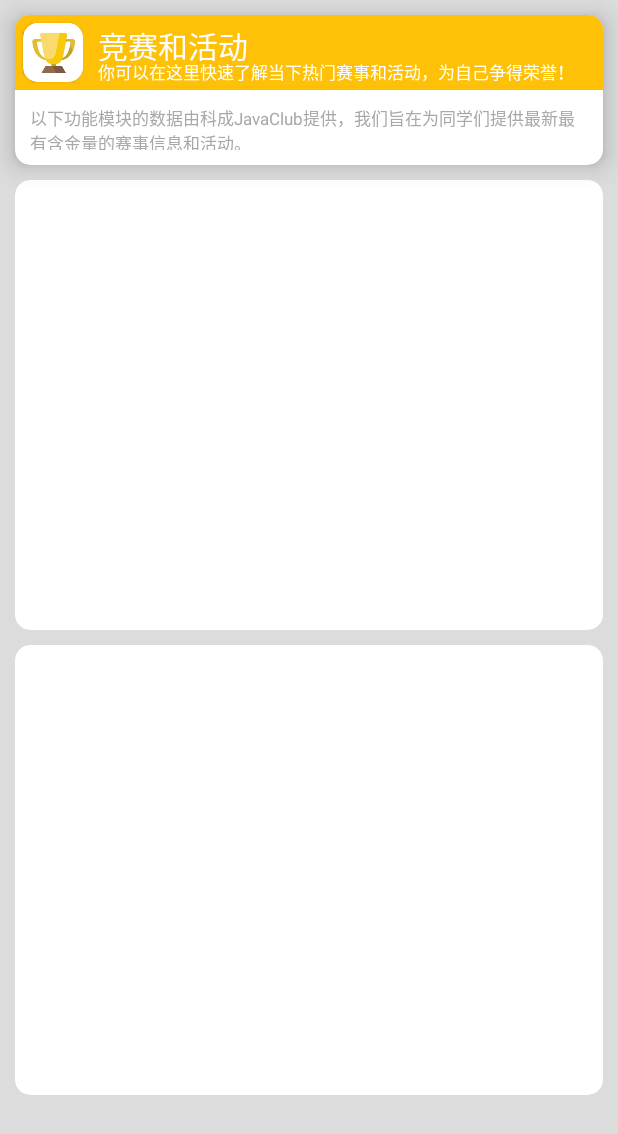
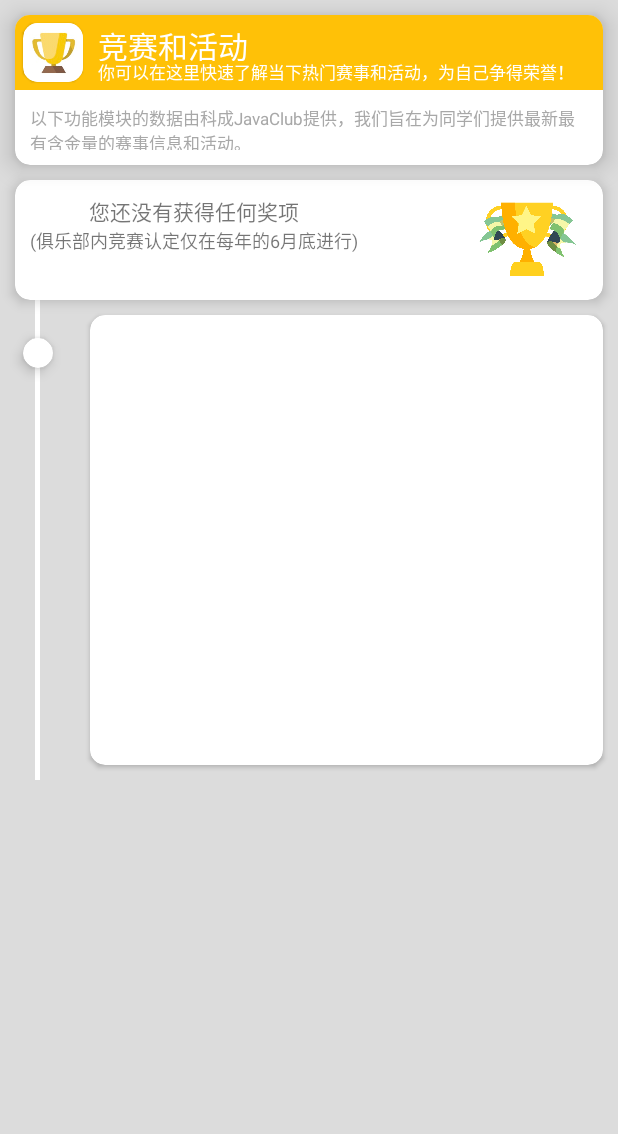
Before and after one commit to CDUESTC-JavaClub/JavaClub-Android, an Android app: the fragment ContestFragment shown on its own in the app's theme, on a phone screen of 412 x 824 dp. Shown: the top 1134 px of the screen. Run offline under Robolectric (Android 15) with nearby library versions, the phone set to English and light mode, and no system bars.

Commit message:
完成竞赛页面大致设计

```diff
--- a/app/src/main/res/layout/fragment_contest.xml
+++ b/app/src/main/res/layout/fragment_contest.xml
@@ -67,28 +67,86 @@
         </LinearLayout>
     </androidx.cardview.widget.CardView>
 
+    <androidx.cardview.widget.CardView
+        android:id="@+id/cardView8"
+        android:layout_width="match_parent"
+        android:layout_height="80dp"
+        android:layout_margin="10dp"
+        app:cardCornerRadius="10dp"
+        app:cardElevation="5dp"
+        app:layout_constraintEnd_toEndOf="parent"
+        app:layout_constraintStart_toStartOf="parent"
+        app:layout_constraintTop_toBottomOf="@+id/title">
+
+        <LinearLayout
+            android:orientation="vertical"
+            android:layout_marginStart="10dp"
+            android:layout_marginVertical="10dp"
+            android:layout_width="wrap_content"
+            android:layout_height="match_parent">
+            <TextView
+                android:layout_gravity="center"
+                android:layout_width="wrap_content"
+                android:layout_height="wrap_content"
+                android:text="您还没有获得任何奖项"/>
+            <TextView
+                android:layout_width="wrap_content"
+                android:layout_height="wrap_content"
+                android:textSize="12sp"
+                android:text="(俱乐部内竞赛认定仅在每年的6月底进行)"/>
+        </LinearLayout>
+
+
+        <ImageView
+            android:layout_width="100dp"
+            android:layout_height="100dp"
+            android:layout_gravity="center_vertical|right"
+            android:src="@drawable/contest_all" />
+    </androidx.cardview.widget.CardView>
+
     <LinearLayout
         android:layout_width="match_parent"
-        android:layout_height="wrap_content"
+        android:layout_height="0dp"
         android:orientation="vertical"
-        app:layout_constraintTop_toBottomOf="@+id/title">
+        app:layout_constraintBottom_toBottomOf="parent"
+        app:layout_constraintTop_toBottomOf="@+id/cardView8">
 
-        <club.cduestc.ui.CollapseCardView
+        <LinearLayout
             android:layout_width="match_parent"
-            android:layout_height="300dp"
-            android:layout_marginHorizontal="10dp"
-            android:layout_marginTop="10dp"
-            app:cardCornerRadius="10dp"
-            app:collapseHeight="50dp"/>
+            android:layout_height="wrap_content">
+            <androidx.constraintlayout.widget.ConstraintLayout
+                android:layout_width="50dp"
+                android:layout_height="match_parent">
 
-        <club.cduestc.ui.CollapseCardView
-            android:layout_width="match_parent"
-            android:layout_height="300dp"
-            android:layout_marginHorizontal="10dp"
-            android:layout_marginTop="10dp"
-            app:cardCornerRadius="10dp"
-            app:collapse="true"
-            app:collapseHeight="50dp" />
+                <androidx.cardview.widget.CardView
+                    android:layout_width="20dp"
+                    android:layout_height="20dp"
+                    app:cardCornerRadius="10dp"
+                    app:cardElevation="5dp"
+                    android:layout_marginTop="25dp"
+                    app:layout_constraintEnd_toEndOf="parent"
+                    app:layout_constraintStart_toStartOf="parent"
+                    app:layout_constraintTop_toTopOf="parent" />
+
+                <View
+                    android:id="@+id/view7"
+                    style="@style/TimeLineColor"
+                    android:layout_width="3dp"
+                    android:layout_height="match_parent"
+                    app:layout_constraintBottom_toBottomOf="parent"
+                    app:layout_constraintEnd_toEndOf="parent"
+                    app:layout_constraintStart_toStartOf="parent"
+                    app:layout_constraintTop_toTopOf="parent" />
+            </androidx.constraintlayout.widget.ConstraintLayout>
+
+            <club.cduestc.ui.CollapseCardView
+                android:layout_width="match_parent"
+                android:layout_height="300dp"
+                android:layout_marginHorizontal="10dp"
+                android:layout_marginVertical="10dp"
+                app:cardCornerRadius="10dp"
+                app:collapse="false"
+                app:collapseHeight="50dp" />
+        </LinearLayout>
     </LinearLayout>
-
 </androidx.constraintlayout.widget.ConstraintLayout>
--- a/app/src/main/res/values-night/themes.xml
+++ b/app/src/main/res/values-night/themes.xml
@@ -46,6 +46,10 @@
         <item name="android:background">@color/black</item>
     </style>
 
+    <style name="TimeLineColor">
+        <item name="android:background">#717171</item>
+    </style>
+
     <style name="Theme.JavaClub.AppWidgetContainer" parent="Theme.JavaClub.AppWidgetContainerParent">
         <item name="android:textColor">@color/white</item>
         <item name="android:colorBackground">#AA000000</item>
--- a/app/src/main/res/values/themes.xml
+++ b/app/src/main/res/values/themes.xml
@@ -88,6 +88,10 @@
         <item name="android:background">@color/white</item>
     </style>
 
+    <style name="TimeLineColor">
+        <item name="android:background">@color/white</item>
+    </style>
+
     <style name="Theme.JavaClub.AppWidgetContainerParent">
         <item name="appWidgetRadius">10dp</item>
         <item name="appWidgetPadding">10dp</item>
```
Also changed, not shown: app/src/main/res/drawable/contest_all.png (added).
